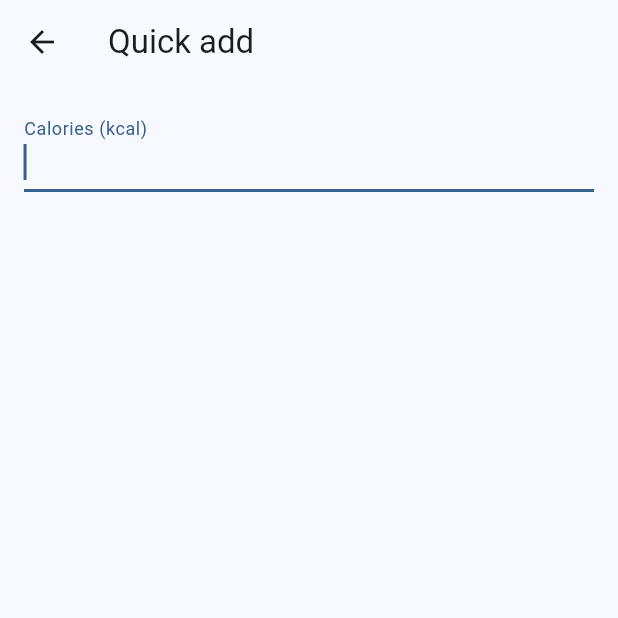
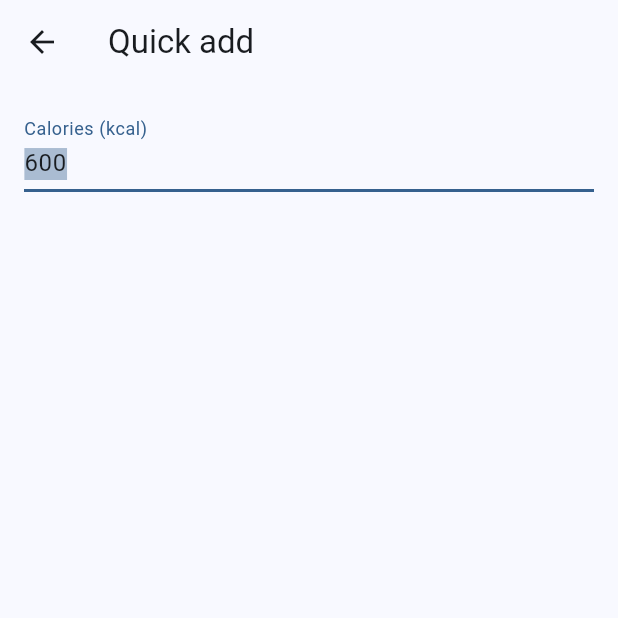
Before and after one commit to brandonp2412/FitBook, a Flutter app: the QuickAddPage screen opened directly, on a phone screen of 412 x 824 dp, the top half of it. Run offline on Flutter 3.47's test engine with Material 3 defaults, Android fonts, the phone set to English and light mode, and no system bars; drawn by our look-alikes of dynamic_color; our stand-ins replace csv, drift, file_picker, fl_chart, shared_preferences, sqlite3_flutter_libs; missing offline and left inert: sqlite3; accounts and stored records are empty; generated files the repository leaves out were written again; Roboto replaces fonts that are missing (Manrope); statements that could not run were skipped.

Commit message:
Select all & default 600 calories for quick add

```diff
--- a/lib/quick_add_page.dart
+++ b/lib/quick_add_page.dart
@@ -1,5 +1,6 @@
 import 'package:drift/drift.dart';
 import 'package:fit_book/main.dart';
+import 'package:fit_book/utils.dart';
 import 'package:flutter/material.dart' as material;
 import 'package:flutter/material.dart';
 
@@ -13,11 +14,12 @@ class QuickAddPage extends StatefulWidget {
 }
 
 class _QuickAddPageState extends State<QuickAddPage> {
-  final _quantityController = TextEditingController();
+  final _quantityController = TextEditingController(text: "600");
 
   @override
   void initState() {
     super.initState();
+    selectAll(_quantityController);
   }
 
   @override
```
